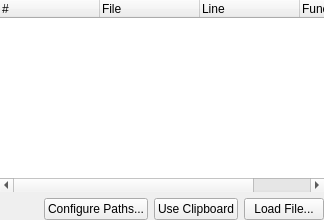
First picture: the form in addons/backtracebrowser/btbrowserwidget.ui, repository KDE/kate, before the edit.
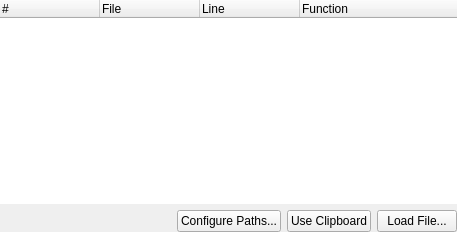
Second picture: the form after the edit.

Commit message:
Changes qt designer decided to do to .ui files
amends previous commit, decided to commit it separated from it so its easier to review

Diff of the .ui file:
```diff
--- a/addons/backtracebrowser/btbrowserwidget.ui
+++ b/addons/backtracebrowser/btbrowserwidget.ui
@@ -1,8 +1,16 @@
 <ui version="4.0" >
  <class>BtBrowserWidget</class>
- <widget class="QWidget" name="BtBrowserWidget" >
-  <layout class="QGridLayout" >
-   <property name="margin" >
+ <widget class="QWidget" name="BtBrowserWidget">
+  <property name="geometry">
+   <rect>
+    <x>0</x>
+    <y>0</y>
+    <width>457</width>
+    <height>232</height>
+   </rect>
+  </property>
+  <layout class="QGridLayout">
+   <property name="margin" stdset="0">
     <number>0</number>
    </property>
    <item row="0" column="0">
@@ -10,7 +18,10 @@
      <property name="frameShape">
       <enum>QFrame::Shape::NoFrame</enum>
      </property>
-     <property name="rootIsDecorated" >
+     <property name="horizontalScrollBarPolicy">
+      <enum>Qt::ScrollBarPolicy::ScrollBarAlwaysOff</enum>
+     </property>
+     <property name="rootIsDecorated">
       <bool>false</bool>
      </property>
      <property name="itemsExpandable" >
```
Left out of the diff: 43 changed lines with no effect on the pictures. The commit also changes 1 other file.
